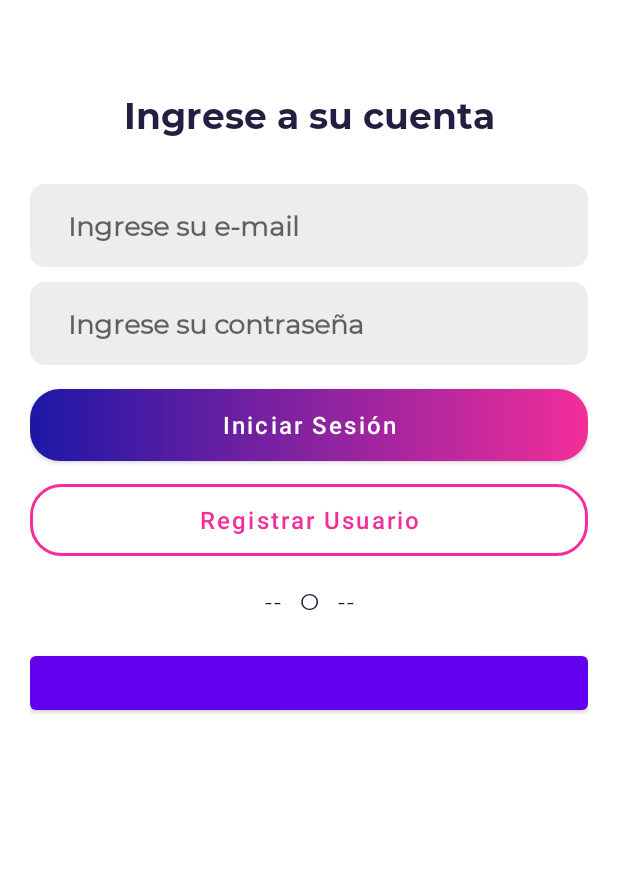
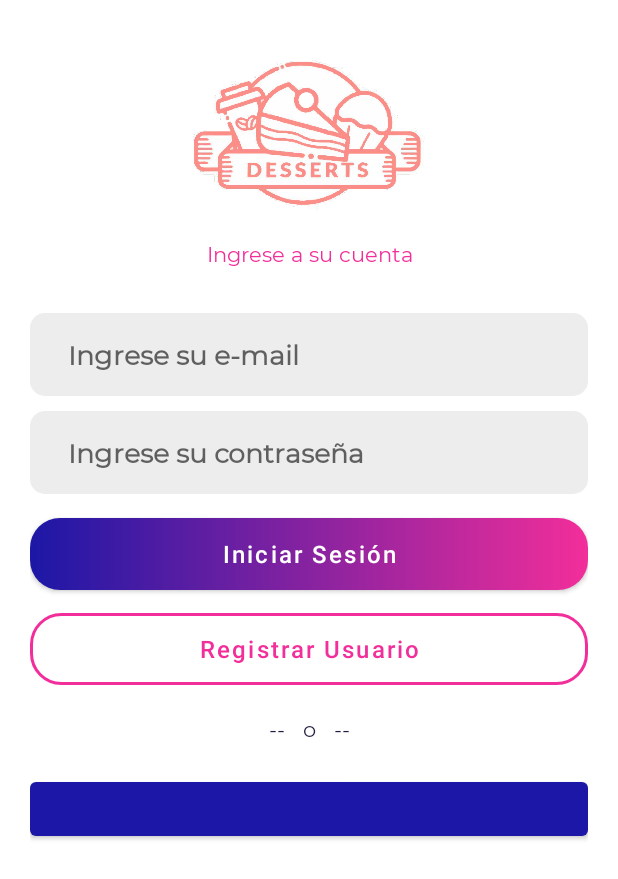
Before and after one commit to carlosbecerradev/android-postres-app, an Android app: the layout activity_main.xml on its own in the app's theme, with its tools: preview values and no code run, on a phone screen of 412 x 824 dp. Shown: the top 879 px of the screen. Run offline under Robolectric (Android 15) with nearby library versions, the phone set to English and light mode, and no system bars; plain views replace LoginButton; network calls fail.

Commit message:
:lipstick: Estilos finales agregados.

```diff
--- a/app/src/main/java/com/example/proyectofinalandroid/MainActivity.java
+++ b/app/src/main/java/com/example/proyectofinalandroid/MainActivity.java
@@ -44,6 +44,9 @@ public class MainActivity extends AppCompatActivity {
     protected void onCreate(Bundle savedInstanceState) {
         super.onCreate(savedInstanceState);
         setContentView(R.layout.activity_main);
+
+        // Ocultar ActionBar
+        getSupportActionBar().hide();
 
         // [START initialize_auth]
         // Initialize Firebase Auth
--- a/app/src/main/res/layout/activity_insert_product.xml
+++ b/app/src/main/res/layout/activity_insert_product.xml
@@ -28,7 +28,7 @@
                 android:layout_width="match_parent"
                 android:layout_height="wrap_content"
                 android:layout_marginTop="10dp"
-                android:layout_marginBottom="15dp"
+                android:layout_marginBottom="25dp"
                 android:background="@drawable/boton_shape_bg_tertiary"
                 android:backgroundTint="@null"
                 android:text="Tomar Foto"
@@ -58,7 +58,7 @@
                 android:id="@+id/btnRegistrarProducto"
                 android:layout_width="match_parent"
                 android:layout_height="wrap_content"
-                android:layout_marginTop="30dp"
+                android:layout_marginTop="10dp"
                 android:background="@drawable/boton_shape_bg_primary"
                 android:text="Registrar Producto"
                 android:textAllCaps="false"
--- a/app/src/main/res/layout/activity_main.xml
+++ b/app/src/main/res/layout/activity_main.xml
@@ -16,16 +16,23 @@
             android:orientation="vertical"
             android:padding="20dp">
 
+            <ImageView
+                android:id="@+id/imageView"
+                android:layout_width="match_parent"
+                android:layout_height="100dp"
+                android:layout_marginTop="20dp"
+                android:src="@drawable/logo_empresa" />
+
             <TextView
                 android:layout_width="match_parent"
                 android:layout_height="wrap_content"
                 android:layout_gravity="center"
-                android:layout_marginTop="40dp"
-                android:fontFamily="@font/montserrat_bold"
+                android:layout_marginTop="20dp"
+                android:fontFamily="@font/montserrat_regular"
                 android:text="Ingrese a su cuenta"
                 android:textAlignment="center"
-                android:textColor="@color/dark_blue"
-                android:textSize="24dp" />
+                android:textColor="@color/secondary"
+                android:textSize="14dp" />
 
             <LinearLayout
                 android:layout_width="match_parent"
@@ -83,10 +90,10 @@
                 android:layout_gravity="center"
                 android:layout_marginTop="20dp"
                 android:fontFamily="@font/montserrat_regular"
-                android:text="--   O   --"
+                android:text="--   o   --"
                 android:textAlignment="center"
                 android:textColor="@color/dark_blue"
-                android:textSize="15dp" />
+                android:textSize="14dp" />
 
             <com.facebook.login.widget.LoginButton
                 android:id="@+id/login_button"
--- a/app/src/main/res/layout/activity_products.xml
+++ b/app/src/main/res/layout/activity_products.xml
@@ -20,6 +20,7 @@
             <LinearLayout
                 android:layout_width="match_parent"
                 android:layout_height="wrap_content"
+                android:layout_marginTop="10dp"
                 android:layout_marginBottom="10dp"
                 android:orientation="horizontal">
 
@@ -60,7 +61,8 @@
                 android:id="@+id/rv_products"
                 android:layout_width="380dp"
                 android:layout_height="546dp"
-                android:layout_marginTop="10dp" />
+                android:layout_marginTop="20dp"
+                android:layout_marginBottom="20dp"/>
 
 
         </LinearLayout>
--- a/app/src/main/res/values/themes.xml
+++ b/app/src/main/res/values/themes.xml
@@ -2,8 +2,8 @@
     <!-- Base application theme. -->
     <style name="Theme.ProyectoFinalAndroid" parent="Theme.MaterialComponents.DayNight.DarkActionBar">
         <!-- Primary brand color. -->
-        <item name="colorPrimary">@color/purple_500</item>
-        <item name="colorPrimaryVariant">@color/purple_700</item>
+        <item name="colorPrimary">@color/primary</item>
+        <item name="colorPrimaryVariant">@color/primary</item>
         <item name="colorOnPrimary">@color/white</item>
         <!-- Secondary brand color. -->
         <item name="colorSecondary">@color/teal_200</item>
```
Also changed, not shown: app/src/main/res/drawable-v24/logo_empresa.png (added).
